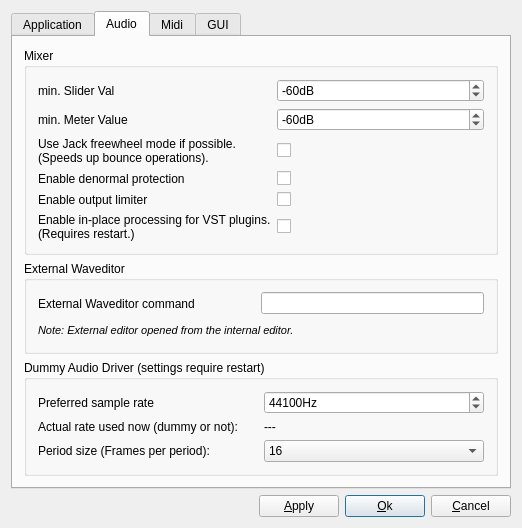
Qt form muse2/muse/widgets/gensetbase.ui (emrum/muse) before a commit.
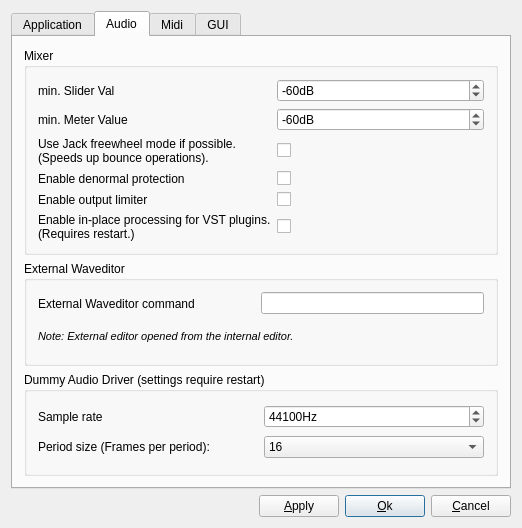
The same form after that commit. The open tabs and pages were chosen to show the change.

What changed in the file:
```diff
--- a/muse2/muse/widgets/gensetbase.ui
+++ b/muse2/muse/widgets/gensetbase.ui
@@ -774,7 +774,7 @@
           <item row="0" column="0">
            <widget class="QLabel" name="dummyAudioRateLabel">
             <property name="text">
-             <string>Preferred sample rate</string>
+             <string>Sample rate</string>
             </property>
             <property name="wordWrap">
              <bool>false</bool>
@@ -808,26 +808,6 @@
            </widget>
           </item>
           <item row="1" column="0">
-           <widget class="QLabel" name="dummyAudioRealRateLabel">
-            <property name="text">
-             <string>Actual rate used now (dummy or not):</string>
-            </property>
-            <property name="wordWrap">
-             <bool>false</bool>
-            </property>
-           </widget>
-          </item>
-          <item row="1" column="1">
-           <widget class="QLabel" name="dummyAudioRealRate">
-            <property name="text">
-             <string>---</string>
-            </property>
-            <property name="wordWrap">
-             <bool>false</bool>
-            </property>
-           </widget>
-          </item>
-          <item row="2" column="0">
            <widget class="QLabel" name="dummyAudioSizeLabel">
             <property name="text">
              <string>Period size (Frames per period):</string>
@@ -837,7 +817,7 @@
             </property>
            </widget>
           </item>
-          <item row="2" column="1">
+          <item row="1" column="1">
            <widget class="QComboBox" name="dummyAudioSize">
             <item>
              <property name="text">
```
Left out of the diff: 12 changed lines with no effect on the pictures.
